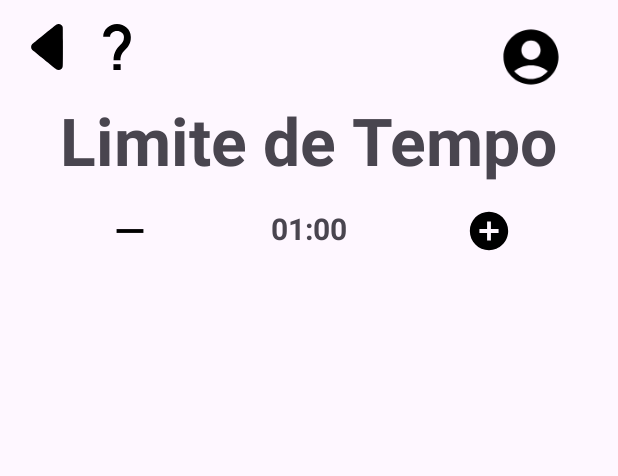
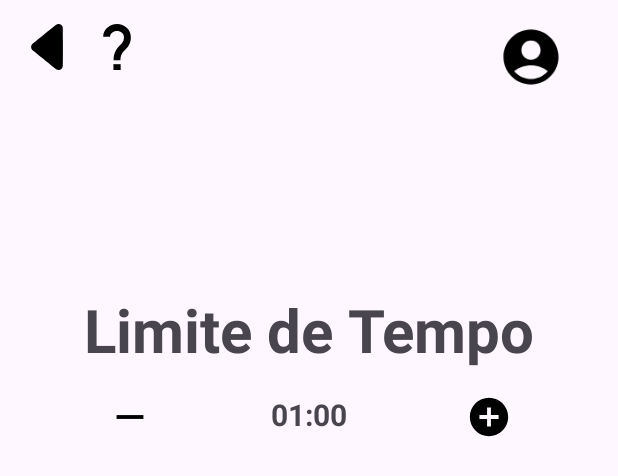
Before and after one commit to GabriellyVitoria5/App-Termix, an Android app: the layout activity_time_limit_minigame.xml on its own in the app's theme, with its tools: preview values and no code run, on a phone screen of 412 x 824 dp. Shown: the top 476 px of the screen. Run offline under Robolectric (Android 15) with nearby library versions, the phone set to English and light mode, and no system bars.

Commit message:
Criar layout dos minijogos de limite de tempo e turbo

```diff
--- a/app/src/main/res/layout/activity_infinite_minigame.xml
+++ b/app/src/main/res/layout/activity_infinite_minigame.xml
@@ -76,10 +76,10 @@
         app:layout_constraintEnd_toEndOf="parent"
         app:layout_constraintStart_toStartOf="parent"
         app:layout_constraintTop_toBottomOf="@+id/title_infinite_minigame"
-        app:layout_constraintBottom_toTopOf="@+id/letters_grid_infinte"/>
+        app:layout_constraintBottom_toTopOf="@+id/letters_grid_infinite"/>
 
     <GridLayout
-        android:id="@+id/letters_grid_infinte"
+        android:id="@+id/letters_grid_infinite"
         android:layout_width="match_parent"
         android:layout_height="wrap_content"
         android:layout_marginStart="@dimen/margin_32"
@@ -106,7 +106,7 @@
         android:layout_marginBottom="@dimen/margin_32"
         app:layout_constraintEnd_toEndOf="parent"
         app:layout_constraintStart_toStartOf="parent"
-        app:layout_constraintTop_toBottomOf="@+id/letters_grid_infinte"
+        app:layout_constraintTop_toBottomOf="@+id/letters_grid_infinite"
         app:layout_constraintBottom_toBottomOf="parent"/>
 
 </androidx.constraintlayout.widget.ConstraintLayout>
--- a/app/src/main/res/layout/activity_time_limit_minigame.xml
+++ b/app/src/main/res/layout/activity_time_limit_minigame.xml
@@ -43,16 +43,17 @@
         app:layout_constraintTop_toTopOf="parent" />
 
     <TextView
-        android:id="@+id/title_time_limite_minigame"
+        android:id="@+id/title_time_limit_minigame"
         android:layout_width="wrap_content"
         android:layout_height="wrap_content"
         android:text="@string/time_limit_minigame"
-        android:textSize="@dimen/font_44"
+        android:textSize="@dimen/font_40"
         android:textStyle="bold"
-        android:layout_marginTop="64dp"
+        android:layout_marginTop="76dp"
         app:layout_constraintEnd_toEndOf="parent"
         app:layout_constraintStart_toStartOf="parent"
-        app:layout_constraintTop_toTopOf="parent" />
+        app:layout_constraintTop_toTopOf="parent"
+        app:layout_constraintBottom_toTopOf="@+id/answer_txt_time" />
 
     <!-- Botão de diminuir tempo -->
     <ImageButton
@@ -65,7 +66,7 @@
         android:contentDescription="@string/desc_decrease_time"
         android:padding="15dp"
         app:layout_constraintEnd_toStartOf="@id/time_display"
-        app:layout_constraintTop_toBottomOf="@id/title_time_limite_minigame"
+        app:layout_constraintTop_toBottomOf="@id/title_time_limit_minigame"
         app:layout_constraintStart_toStartOf="parent"/>
 
     <!-- TextView do Timer -->
@@ -79,7 +80,7 @@
         android:layout_marginTop="16dp"
         app:layout_constraintStart_toEndOf="@id/decrease_time_btn"
         app:layout_constraintEnd_toStartOf="@id/increase_time_btn"
-        app:layout_constraintTop_toBottomOf="@id/title_time_limite_minigame"
+        app:layout_constraintTop_toBottomOf="@id/title_time_limit_minigame"
         app:layout_constraintHorizontal_bias="0.5" />
 
     <!-- Botão de aumentar tempo -->
@@ -94,5 +95,60 @@
         android:padding="15dp"
         app:layout_constraintStart_toEndOf="@id/time_display"
         app:layout_constraintEnd_toEndOf="parent"
-        app:layout_constraintTop_toBottomOf="@id/title_time_limite_minigame" />
+        app:layout_constraintTop_toBottomOf="@id/title_time_limit_minigame" />
+
+    <ImageButton
+        android:id="@+id/retry_time_limit_btn"
+        android:layout_width="wrap_content"
+        android:layout_height="wrap_content"
+        android:background="@drawable/refresh_arrow"
+        android:contentDescription="@string/desc_retry_btn"
+        android:layout_marginEnd="@dimen/margin_12"
+        app:layout_constraintEnd_toStartOf="@+id/answer_txt_time"
+        app:layout_constraintTop_toTopOf="@+id/answer_txt_time"
+        app:layout_constraintBottom_toBottomOf="@id/answer_txt_time"
+        android:visibility="invisible"/>
+
+    <TextView
+        android:id="@+id/answer_txt_time"
+        android:layout_width="wrap_content"
+        android:layout_height="wrap_content"
+        android:text=""
+        android:textSize="@dimen/font_20"
+        app:layout_constraintEnd_toEndOf="parent"
+        app:layout_constraintStart_toStartOf="parent"
+        app:layout_constraintTop_toBottomOf="@+id/title_time_limit_minigame"
+        app:layout_constraintBottom_toTopOf="@+id/letters_grid_time"/>
+
+    <GridLayout
+        android:id="@+id/letters_grid_time"
+        android:layout_width="match_parent"
+        android:layout_height="wrap_content"
+        android:layout_marginStart="@dimen/margin_32"
+        android:layout_marginEnd="@dimen/margin_32"
+        android:rowCount="6"
+        android:columnCount="5"
+        android:padding="4dp"
+        android:layout_marginTop="@dimen/margin_12"
+        app:layout_constraintEnd_toEndOf="parent"
+        app:layout_constraintStart_toStartOf="parent"
+        app:layout_constraintTop_toBottomOf="@+id/answer_txt_time"
+        app:layout_constraintBottom_toTopOf="@+id/keyboard_grid_time"/>
+
+    <GridLayout
+        android:id="@+id/keyboard_grid_time"
+        android:layout_width="match_parent"
+        android:layout_height="wrap_content"
+        android:columnCount="10"
+        android:padding="8dp"
+        android:rowCount="4"
+        android:layout_marginStart="4dp"
+        android:layout_marginEnd="4dp"
+        android:layout_marginTop="16dp"
+        android:layout_marginBottom="@dimen/margin_32"
+        app:layout_constraintEnd_toEndOf="parent"
+        app:layout_constraintStart_toStartOf="parent"
+        app:layout_constraintTop_toBottomOf="@+id/letters_grid_time"
+        app:layout_constraintBottom_toBottomOf="parent"/>
+
 </androidx.constraintlayout.widget.ConstraintLayout>
```
Also changed, not shown: app/src/main/java/com/ifmg/termix/InfiniteMinigame.kt (+2 -5 lines), app/src/main/java/com/ifmg/termix/TermixTurboMinigame.kt (+76 -0 lines), app/src/main/java/com/ifmg/termix/TimeLimitMinigame.kt (+77 -1 lines), app/src/main/res/layout/activity_termix_turbo_minigame.xml (+59 -3 lines).
